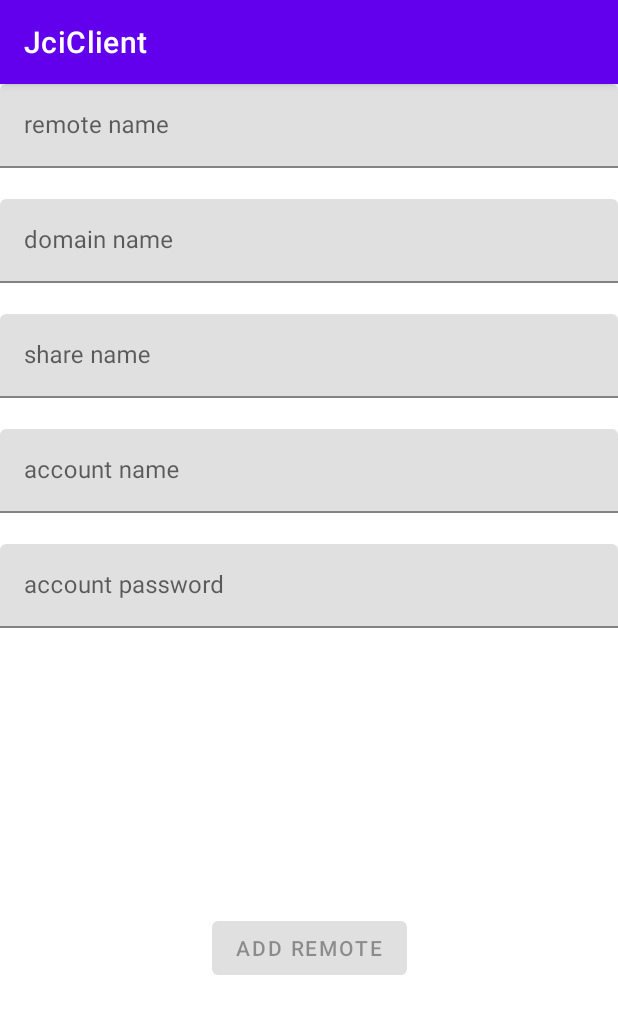
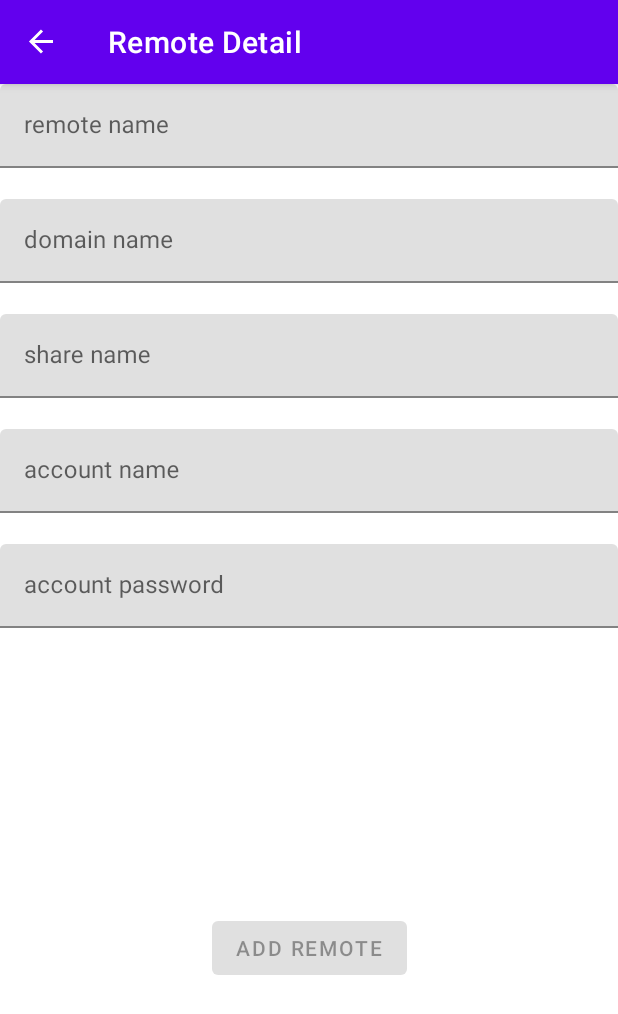
Before and after one commit to yono-ms/JciClient, an Android app: the AddRemoteFragment screen opened through its navigation route, on a phone screen of 412 x 824 dp. Shown: the top 1014 px of the screen. Run offline under Robolectric (Android 15) with nearby library versions, the phone set to English and light mode, and no system bars; our stand-ins replace Room's generated code, data binding, navigation-ui; libraries missing offline, so code that uses them is left out: jcifs.config, jcifs.context, jcifs.smb, org.slf4j; 8 statements that could not run were skipped.

Commit message:
title bar.

```diff
--- a/app/src/main/java/com/example/jciclient/MainActivity.kt
+++ b/app/src/main/java/com/example/jciclient/MainActivity.kt
@@ -2,10 +2,29 @@ package com.example.jciclient
 
 import androidx.appcompat.app.AppCompatActivity
 import android.os.Bundle
+import androidx.navigation.findNavController
+import androidx.navigation.fragment.NavHostFragment
+import androidx.navigation.ui.AppBarConfiguration
+import androidx.navigation.ui.navigateUp
+import androidx.navigation.ui.setupActionBarWithNavController
 
 class MainActivity : AppCompatActivity() {
+
+    private lateinit var appBarConfiguration: AppBarConfiguration
+
     override fun onCreate(savedInstanceState: Bundle?) {
         super.onCreate(savedInstanceState)
         setContentView(R.layout.activity_main)
+
+        val navHostFragment =
+            supportFragmentManager.findFragmentById(R.id.fragment) as NavHostFragment
+        val navController = navHostFragment.navController
+        appBarConfiguration = AppBarConfiguration(navController.graph)
+        setupActionBarWithNavController(navController, appBarConfiguration)
+    }
+
+    override fun onSupportNavigateUp(): Boolean {
+        val navController = findNavController(R.id.fragment)
+        return navController.navigateUp(appBarConfiguration) || super.onSupportNavigateUp()
     }
 }
--- a/app/src/main/res/navigation/root.xml
+++ b/app/src/main/res/navigation/root.xml
@@ -8,7 +8,7 @@
     <fragment
         android:id="@+id/homeFragment"
         android:name="com.example.jciclient.HomeFragment"
-        android:label="home_fragment"
+        android:label="@string/title_home"
         tools:layout="@layout/home_fragment">
         <action
             android:id="@+id/action_homeFragment_to_addRemoteFragment"
@@ -31,7 +31,7 @@
     <fragment
         android:id="@+id/addRemoteFragment"
         android:name="com.example.jciclient.AddRemoteFragment"
-        android:label="AddRemoteFragment"
+        android:label="@string/title_remote"
         tools:layout="@layout/add_remote_fragment" />
     <fragment
         android:id="@+id/folderFragment"
--- a/app/src/main/res/values/strings.xml
+++ b/app/src/main/res/values/strings.xml
@@ -1,5 +1,7 @@
 <resources>
     <string name="app_name">JciClient</string>
+    <string name="title_home">Remotes</string>
+    <string name="title_remote">Remote Detail</string>
     <string name="hint_remote_name">remote name</string>
     <string name="hint_domain_name">domain name</string>
     <string name="hint_share_name">share name</string>
```
Also changed, not shown: app/src/main/java/com/example/jciclient/FolderFragment.kt (+9 -0 lines).
